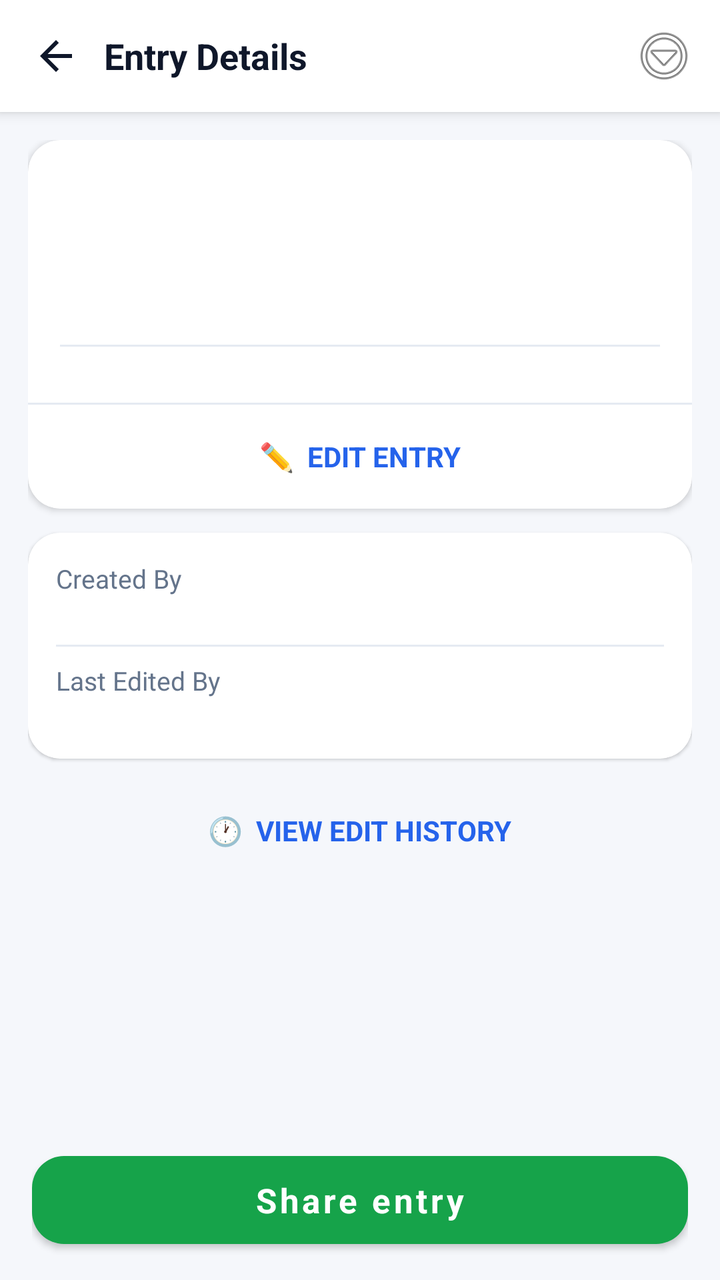
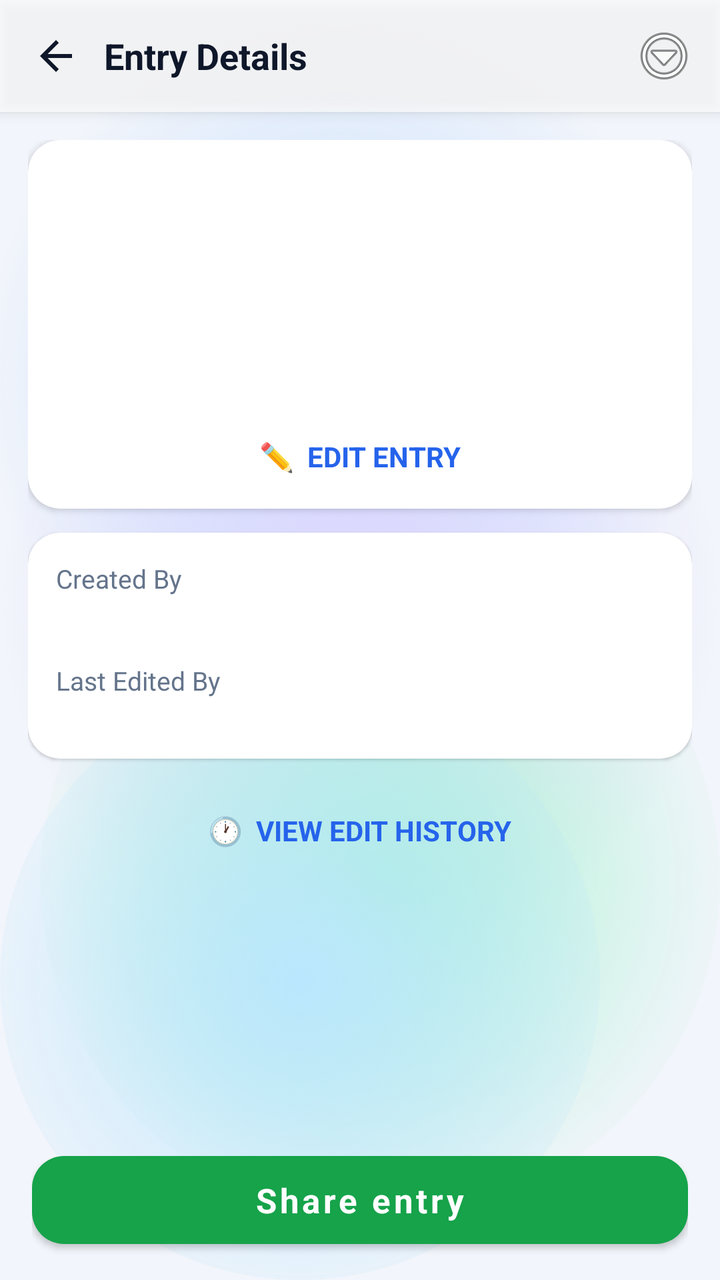

Compare the two renders of this Android layout. The source of the first and the diff that turns it into the second are given below.
<!-- AndroidManifest.xml: application theme Theme.ExpenseOS -->
<!-- res/layout/activity_entry_detail.xml -->
<LinearLayout xmlns:android="http://schemas.android.com/apk/res/android"
    xmlns:app="http://schemas.android.com/apk/res-auto"
    android:layout_width="match_parent"
    android:layout_height="match_parent"
    android:background="@color/bg"
    android:orientation="vertical">

    
    <LinearLayout
        android:layout_width="match_parent"
        android:layout_height="56dp"
        android:background="@color/nav_bg"
        android:elevation="4dp"
        android:gravity="center_vertical"
        android:orientation="horizontal"
        android:paddingHorizontal="8dp">

        <ImageButton
            android:id="@+id/btnEntryBack"
            android:layout_width="40dp"
            android:layout_height="40dp"
            android:background="?attr/selectableItemBackgroundBorderless"
            android:contentDescription="Back"
            android:padding="8dp"
            android:src="@drawable/ic_arrow_back"
            android:tint="@color/text" />

        <TextView
            android:layout_width="0dp"
            android:layout_height="wrap_content"
            android:layout_weight="1"
            android:paddingStart="4dp"
            android:text="Entry Details"
            android:textColor="@color/text"
            android:textSize="18sp"
            android:textStyle="bold" />

        <ImageView
            android:id="@+id/ivSyncStatus"
            android:layout_width="24dp"

            android:layout_height="24dp"
            android:layout_marginEnd="8dp"
            android:contentDescription="Sync status" />

        <ImageButton
            android:id="@+id/btnEntryMenu"
            android:layout_width="40dp"
            android:layout_height="40dp"
            android:background="?attr/selectableItemBackgroundBorderless"
            android:contentDescription="More options"
            android:src="@android:drawable/ic_menu_more" />
    </LinearLayout>

    <ScrollView
        android:layout_width="match_parent"
        android:layout_height="0dp"
        android:layout_weight="1">

        <LinearLayout
            android:layout_width="match_parent"
            android:layout_height="wrap_content"
            android:orientation="vertical"
            android:padding="14dp">

            
            <androidx.cardview.widget.CardView xmlns:app="http://schemas.android.com/apk/res-auto"
                android:layout_width="match_parent"
                android:layout_height="wrap_content"
                android:layout_marginBottom="12dp"
                app:cardCornerRadius="16dp"
                app:cardElevation="2dp">

                <LinearLayout
                    android:layout_width="match_parent"
                    android:layout_height="wrap_content"
                    android:orientation="vertical">

                    
                    <View
                        android:id="@+id/viewTypeStrip"
                        android:layout_width="match_parent"
                        android:layout_height="4dp" />

                    <LinearLayout
                        android:layout_width="match_parent"
                        android:layout_height="wrap_content"
                        android:orientation="vertical"
                        android:padding="16dp">

                        
                        <LinearLayout
                            android:layout_width="match_parent"
                            android:layout_height="wrap_content"
                            android:gravity="center_vertical"
                            android:orientation="horizontal">

                            <TextView
                                android:id="@+id/tvEntryType"
                                android:layout_width="0dp"
                                android:layout_height="wrap_content"
                                android:layout_weight="1"
                                android:textColor="@color/text_muted"
                                android:textSize="14sp" />

                            <TextView
                                android:id="@+id/tvEntryDate"
                                android:layout_width="wrap_content"
                                android:layout_height="wrap_content"
                                android:textColor="@color/text"
                                android:textSize="13sp"
                                android:textStyle="bold" />
                        </LinearLayout>

                        
                        <TextView
                            android:id="@+id/tvEntryAmount"
                            android:layout_width="wrap_content"
                            android:layout_height="wrap_content"
                            android:layout_marginTop="6dp"
                            android:textSize="34sp"
                            android:textStyle="bold" />

                        <View
                            android:layout_width="match_parent"
                            android:layout_height="1dp"
                            android:layout_marginVertical="12dp"
                            android:background="@color/border" />

                        
                        <TextView
                            android:id="@+id/tvEntryNote"
                            android:layout_width="match_parent"
                            android:layout_height="wrap_content"
                            android:layout_marginBottom="10dp"
                            android:textColor="@color/text"
                            android:textSize="15sp"
                            android:visibility="gone" />

                        
                        <HorizontalScrollView
                            android:id="@+id/scrollAttachments"
                            android:layout_width="match_parent"
                            android:layout_height="wrap_content"
                            android:layout_marginBottom="10dp"
                            android:scrollbars="none"
                            android:visibility="gone">

                            <LinearLayout
                                android:id="@+id/attachmentThumbContainer"
                                android:layout_width="wrap_content"
                                android:layout_height="wrap_content"
                                android:orientation="horizontal" />
                        </HorizontalScrollView>

                        
                        <HorizontalScrollView
                            android:layout_width="match_parent"
                            android:layout_height="wrap_content"
                            android:scrollbars="none">

                            <LinearLayout
                                android:id="@+id/chipContainer"
                                android:layout_width="wrap_content"
                                android:layout_height="wrap_content"
                                android:orientation="horizontal" />
                        </HorizontalScrollView>
                    </LinearLayout>

                    
                    <LinearLayout
                        android:id="@+id/rowSettleStatus"
                        android:layout_width="match_parent"
                        android:layout_height="wrap_content"
                        android:background="?attr/selectableItemBackground"
                        android:gravity="center_vertical"
                        android:orientation="horizontal"
                        android:padding="14dp"
                        android:visibility="gone">

                        <TextView
                            android:layout_width="wrap_content"
                            android:layout_height="wrap_content"
                            android:text="🔗 "
                            android:textSize="13sp" />

                        <TextView
                            android:id="@+id/tvSettleStatus"
                            android:layout_width="0dp"
                            android:layout_height="wrap_content"
                            android:layout_weight="1"
                            android:textSize="13sp"
                            android:textStyle="bold" />

                        <TextView
                            android:layout_width="wrap_content"
                            android:layout_height="wrap_content"
                            android:text="›"
                            android:textColor="@color/text_muted"
                            android:textSize="16sp" />
                    </LinearLayout>

                    <View
                        android:layout_width="match_parent"
                        android:layout_height="1dp"
                        android:background="@color/border" />

                    
                    <LinearLayout
                        android:id="@+id/btnEditEntry"
                        android:layout_width="match_parent"
                        android:layout_height="52dp"
                        android:background="?attr/selectableItemBackground"
                        android:gravity="center"
                        android:orientation="horizontal">

                        <TextView
                            android:layout_width="wrap_content"
                            android:layout_height="wrap_content"
                            android:text="✏️  EDIT ENTRY"
                            android:textColor="@color/primary"
                            android:textSize="14sp"
                            android:textStyle="bold" />
                    </LinearLayout>
                </LinearLayout>
            </androidx.cardview.widget.CardView>

            
            <androidx.cardview.widget.CardView xmlns:app="http://schemas.android.com/apk/res-auto"
                android:layout_width="match_parent"
                android:layout_height="wrap_content"
                android:layout_marginBottom="12dp"
                app:cardCornerRadius="16dp"
                app:cardElevation="1dp">

                <LinearLayout
                    android:layout_width="match_parent"
                    android:layout_height="wrap_content"
                    android:orientation="vertical"
                    android:padding="14dp">

                    <LinearLayout
                        android:layout_width="match_parent"
                        android:layout_height="wrap_content"
                        android:orientation="horizontal">

                        <TextView
                            android:layout_width="0dp"
                            android:layout_height="wrap_content"
                            android:layout_weight="1"
                            android:text="Created By"
                            android:textColor="@color/text_muted"
                            android:textSize="13sp" />

                        <TextView
                            android:id="@+id/tvCreatedBy"
                            android:layout_width="wrap_content"
                            android:layout_height="wrap_content"
                            android:textColor="@color/primary"
                            android:textSize="13sp"
                            android:textStyle="bold" />
                    </LinearLayout>

                    <TextView
                        android:id="@+id/tvCreatedAt"
                        android:layout_width="match_parent"
                        android:layout_height="wrap_content"
                        android:gravity="end"
                        android:layout_marginBottom="8dp"
                        android:textColor="@color/text_muted"
                        android:textSize="12sp" />

                    <View
                        android:id="@+id/dividerLastEdited"
                        android:layout_width="match_parent"
                        android:layout_height="1dp"
                        android:layout_marginBottom="8dp"
                        android:background="@color/border" />

                    <LinearLayout
                        android:id="@+id/rowLastEdited"
                        android:layout_width="match_parent"
                        android:layout_height="wrap_content"
                        android:orientation="horizontal">

                        <TextView
                            android:layout_width="0dp"
                            android:layout_height="wrap_content"
                            android:layout_weight="1"
                            android:text="Last Edited By"
                            android:textColor="@color/text_muted"
                            android:textSize="13sp" />

                        <TextView
                            android:id="@+id/tvLastEditedBy"
                            android:layout_width="wrap_content"
                            android:layout_height="wrap_content"
                            android:textColor="@color/primary"
                            android:textSize="13sp"
                            android:textStyle="bold" />
                    </LinearLayout>

                    <TextView
                        android:id="@+id/tvLastEditedAt"
                        android:layout_width="match_parent"
                        android:layout_height="wrap_content"
                        android:gravity="end"
                        android:textColor="@color/text_muted"
                        android:textSize="12sp" />
                </LinearLayout>
            </androidx.cardview.widget.CardView>

            
            <LinearLayout
                android:id="@+id/btnViewHistory"
                android:layout_width="match_parent"
                android:layout_height="48dp"
                android:background="?attr/selectableItemBackground"
                android:gravity="center"
                android:orientation="horizontal">

                <TextView
                    android:layout_width="wrap_content"
                    android:layout_height="wrap_content"
                    android:text="🕐  VIEW EDIT HISTORY"
                    android:textColor="@color/primary"
                    android:textSize="14sp"
                    android:textStyle="bold" />
            </LinearLayout>
        </LinearLayout>
    </ScrollView>

    
    <FrameLayout
        android:layout_width="match_parent"
        android:layout_height="wrap_content"
        android:background="@color/bg"
        android:paddingHorizontal="16dp"
        android:paddingVertical="12dp">

        <com.google.android.material.button.MaterialButton xmlns:app="http://schemas.android.com/apk/res-auto"
            android:id="@+id/btnShareEntry"
            android:layout_width="match_parent"
            android:layout_height="56dp"
            android:text="Share entry"
            android:textAllCaps="false"
            android:textColor="@android:color/white"
            android:textSize="17sp"
            android:textStyle="bold"
            app:backgroundTint="#16A34A"
            app:cornerRadius="16dp" />
    </FrameLayout>
</LinearLayout>
<!-- resources referenced by this layout -->
<resources>
  <color name="bg">#F5F7FB</color>
  <color name="border">#E5EAF2</color>
  <color name="nav_bg">#FFFFFF</color>
  <style name="Theme.ExpenseOS" parent="Theme.MaterialComponents.DayNight.NoActionBar">
          <item name="colorPrimary">@color/primary</item>
          <item name="colorPrimaryVariant">@color/primary_dark</item>
          <item name="colorPrimaryDark">@color/primary_dark</item>
          <item name="colorOnPrimary">@color/on_primary</item>
          <item name="colorSecondary">@color/secondary</item>
          <item name="colorSecondaryVariant">@color/secondary_dark</item>
          <item name="colorOnSecondary">@color/on_primary</item>
          <item name="colorAccent">@color/primary</item>
          <item name="colorSurface">@color/surface</item>
          <item name="colorOnSurface">@color/text</item>
          <item name="colorOnBackground">@color/text</item>
          <item name="colorError">@color/danger</item>
          <item name="android:colorBackground">@color/bg</item>
          <item name="android:windowBackground">@color/bg</item>
  
          <item name="android:textColorPrimary">@color/text</item>
          <item name="android:textColorSecondary">@color/text_muted</item>
          <item name="android:textColorHint">@color/text_hint</item>
          <item name="android:fontFamily">sans-serif</item>
          <item name="fontFamily">sans-serif</item>
  
          
          <item name="android:statusBarColor">@color/bg</item>
          <item name="android:navigationBarColor">@color/nav_bg</item>
          <item name="android:windowLightStatusBar">true</item>
          <item name="android:windowLightNavigationBar" tools:targetApi="o_mr1">true</item>
          <item name="android:forceDarkAllowed" tools:targetApi="q">false</item>
  
          
          <item name="editTextStyle">@style/Widget.ExpenseOS.EditText</item>
          <item name="materialAlertDialogTheme">@style/ThemeOverlay.ExpenseOS.Dialog</item>
          <item name="bottomSheetDialogTheme">@style/ThemeOverlay.ExpenseOS.BottomSheet</item>
          <item name="materialTimePickerTheme">@style/ThemeOverlay.ExpenseOS.TimePicker</item>
          <item name="android:windowAnimationStyle">@style/Animation.ExpenseOS.Window</item>
          <item name="android:windowActivityTransitions">true</item>
          <item name="android:windowContentTransitions">true</item>
      </style>
  <color name="surface">#FFFFFF</color>
  <!-- unchanged entries left out for length: 20 -->
</resources>

<!-- the commit's change to res/layout/activity_entry_detail.xml (unified diff, before → after) -->
@@ -2,7 +2,7 @@
     xmlns:app="http://schemas.android.com/apk/res-auto"
     android:layout_width="match_parent"
     android:layout_height="match_parent"
-    android:background="@color/bg"
+    android:background="@android:color/transparent"
     android:orientation="vertical">
 
     
@@ -334,7 +334,7 @@
     <FrameLayout
         android:layout_width="match_parent"
         android:layout_height="wrap_content"
-        android:background="@color/bg"
+        android:background="@android:color/transparent"
         android:paddingHorizontal="16dp"
         android:paddingVertical="12dp">
 
<!-- resource entries referenced after the edit -->
@@ -1,8 +1,62 @@
 <!-- resources referenced by this layout -->
 <resources>
-  <color name="bg">#F5F7FB</color>
-  <color name="border">#E5EAF2</color>
-  <color name="nav_bg">#FFFFFF</color>
+  <color name="bg">#F2F5FB</color>
+  <!-- drawable aurora_bg (drawable) -->
+  <?xml version="1.0" encoding="utf-8"?>
+  <layer-list xmlns:android="http://schemas.android.com/apk/res/android">
+      <item android:drawable="@color/aurora_base" />
+      <item android:width="380dp" android:height="380dp"
+          android:gravity="top|end"
+          android:drawable="@drawable/aurora_blob_blue" />
+      <item android:width="360dp" android:height="360dp"
+          android:gravity="start" android:top="120dp"
+          android:drawable="@drawable/aurora_blob_violet" />
+      <item android:width="340dp" android:height="340dp"
+          android:gravity="bottom|end" android:bottom="30dp"
+          android:drawable="@drawable/aurora_blob_mint" />
+      <item android:width="300dp" android:height="300dp"
+          android:gravity="bottom|start"
+          android:drawable="@drawable/aurora_blob_sky" />
+  </layer-list>
+  <color name="aurora_base">#F2F5FB</color>
+  <!-- drawable aurora_blob_blue (drawable) -->
+  <?xml version="1.0" encoding="utf-8"?>
+  <shape xmlns:android="http://schemas.android.com/apk/res/android" android:shape="oval">
+      <gradient
+          android:type="radial"
+          android:gradientRadius="180dp"
+          android:startColor="#BFDBFE"
+          android:endColor="#00BFDBFE" />
+  </shape>
+  <!-- drawable aurora_blob_violet (drawable) -->
+  <?xml version="1.0" encoding="utf-8"?>
+  <shape xmlns:android="http://schemas.android.com/apk/res/android" android:shape="oval">
+      <gradient
+          android:type="radial"
+          android:gradientRadius="180dp"
+          android:startColor="#DDD6FE"
+          android:endColor="#00DDD6FE" />
+  </shape>
+  <!-- drawable aurora_blob_mint (drawable) -->
+  <?xml version="1.0" encoding="utf-8"?>
+  <shape xmlns:android="http://schemas.android.com/apk/res/android" android:shape="oval">
+      <gradient
+          android:type="radial"
+          android:gradientRadius="180dp"
+          android:startColor="#A7F3D0"
+          android:endColor="#00A7F3D0" />
+  </shape>
+  <!-- drawable aurora_blob_sky (drawable) -->
+  <?xml version="1.0" encoding="utf-8"?>
+  <shape xmlns:android="http://schemas.android.com/apk/res/android" android:shape="oval">
+      <gradient
+          android:type="radial"
+          android:gradientRadius="180dp"
+          android:startColor="#BAE6FD"
+          android:endColor="#00BAE6FD" />
+  </shape>
+  <color name="border">#8CFFFFFF</color>
+  <color name="nav_bg">#B9FFFFFF</color>
   <style name="Theme.ExpenseOS" parent="Theme.MaterialComponents.DayNight.NoActionBar">
           <item name="colorPrimary">@color/primary</item>
           <item name="colorPrimaryVariant">@color/primary_dark</item>
@@ -17,7 +71,7 @@
           <item name="colorOnBackground">@color/text</item>
           <item name="colorError">@color/danger</item>
           <item name="android:colorBackground">@color/bg</item>
-          <item name="android:windowBackground">@color/bg</item>
+          <item name="android:windowBackground">@drawable/aurora_bg</item>
   
           <item name="android:textColorPrimary">@color/text</item>
           <item name="android:textColorSecondary">@color/text_muted</item>
@@ -26,8 +80,8 @@
           <item name="fontFamily">sans-serif</item>
   
           
-          <item name="android:statusBarColor">@color/bg</item>
-          <item name="android:navigationBarColor">@color/nav_bg</item>
+          <item name="android:statusBarColor">@android:color/transparent</item>
+          <item name="android:navigationBarColor">@android:color/transparent</item>
           <item name="android:windowLightStatusBar">true</item>
           <item name="android:windowLightNavigationBar" tools:targetApi="o_mr1">true</item>
           <item name="android:forceDarkAllowed" tools:targetApi="q">false</item>
@@ -41,7 +95,7 @@
           <item name="android:windowActivityTransitions">true</item>
           <item name="android:windowContentTransitions">true</item>
       </style>
-  <color name="surface">#FFFFFF</color>
+  <color name="surface">#E9FFFFFF</color>
   <!-- unchanged entries left out for length: 20 -->
 </resources>
 
